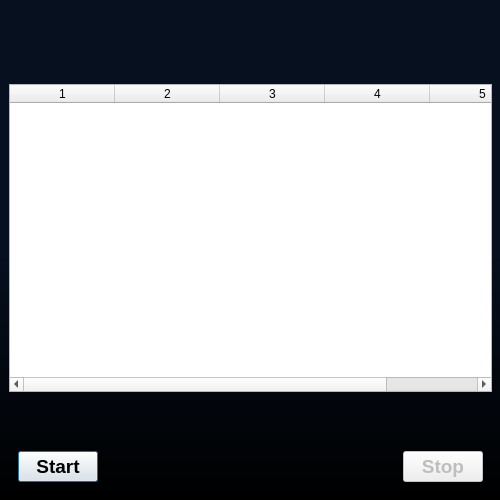
Above: src/ui/MainWindow.ui from bitcap-co/bitcap-ipr before the change. Below: the same form after it.
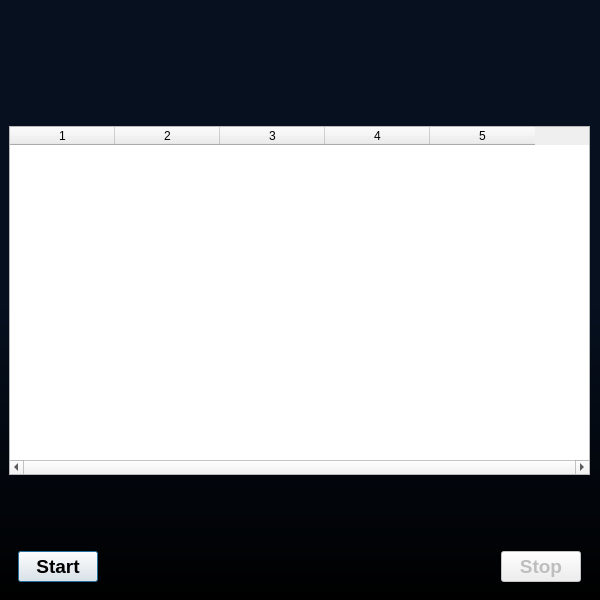
That is the form after the change. The open tabs and pages were chosen to show the change.

Commit message: increase mainwindow size to 600x600

The edit to the form file:
```diff
--- a/src/ui/MainWindow.ui
+++ b/src/ui/MainWindow.ui
@@ -6,8 +6,8 @@
    <rect>
     <x>0</x>
     <y>0</y>
-    <width>500</width>
-    <height>500</height>
+    <width>600</width>
+    <height>600</height>
    </rect>
   </property>
   <property name="windowTitle">
@@ -24,7 +24,7 @@
      <rect>
       <x>0</x>
       <y>0</y>
-      <width>500</width>
+      <width>600</width>
       <height>30</height>
      </rect>
     </property>
@@ -51,7 +51,7 @@
      <rect>
       <x>0</x>
       <y>30</y>
-      <width>500</width>
+      <width>600</width>
       <height>26</height>
      </rect>
     </property>
@@ -68,8 +68,8 @@
      <rect>
       <x>9</x>
       <y>60</y>
-      <width>483</width>
-      <height>431</height>
+      <width>581</width>
+      <height>531</height>
      </rect>
     </property>
     <layout class="QVBoxLayout" name="verticalLayout">
@@ -127,8 +127,8 @@
           <rect>
            <x>0</x>
            <y>0</y>
-           <width>483</width>
-           <height>308</height>
+           <width>581</width>
+           <height>349</height>
           </rect>
          </property>
          <property name="sizePolicy">
```
The commit also changes 1 other file.
